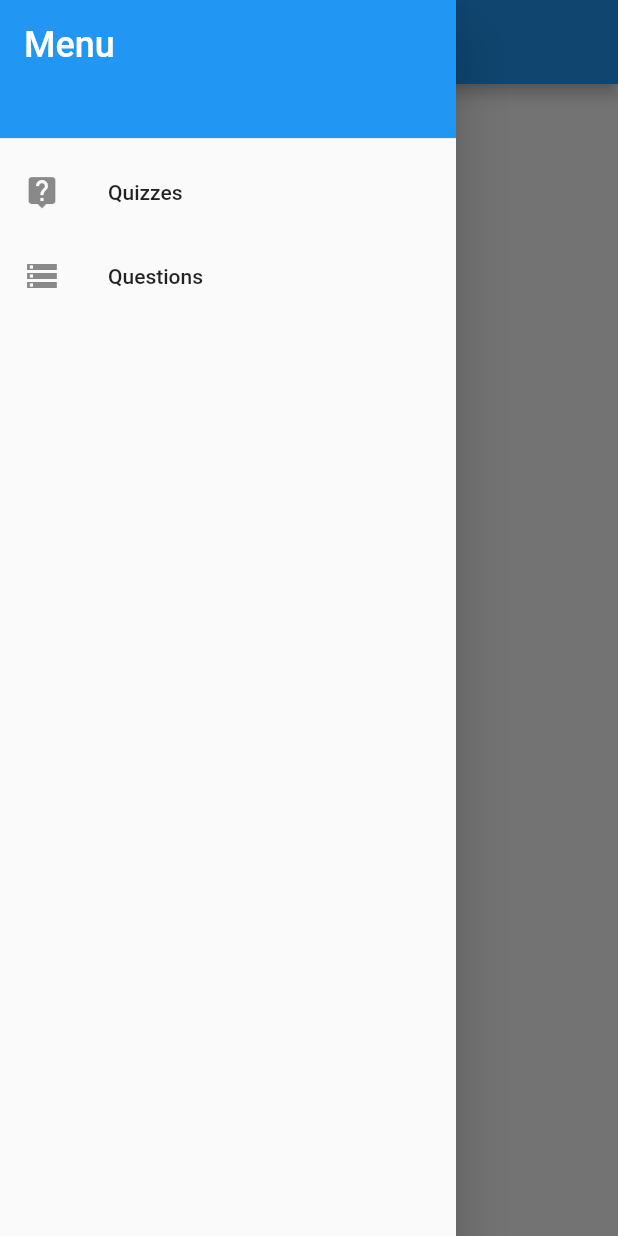
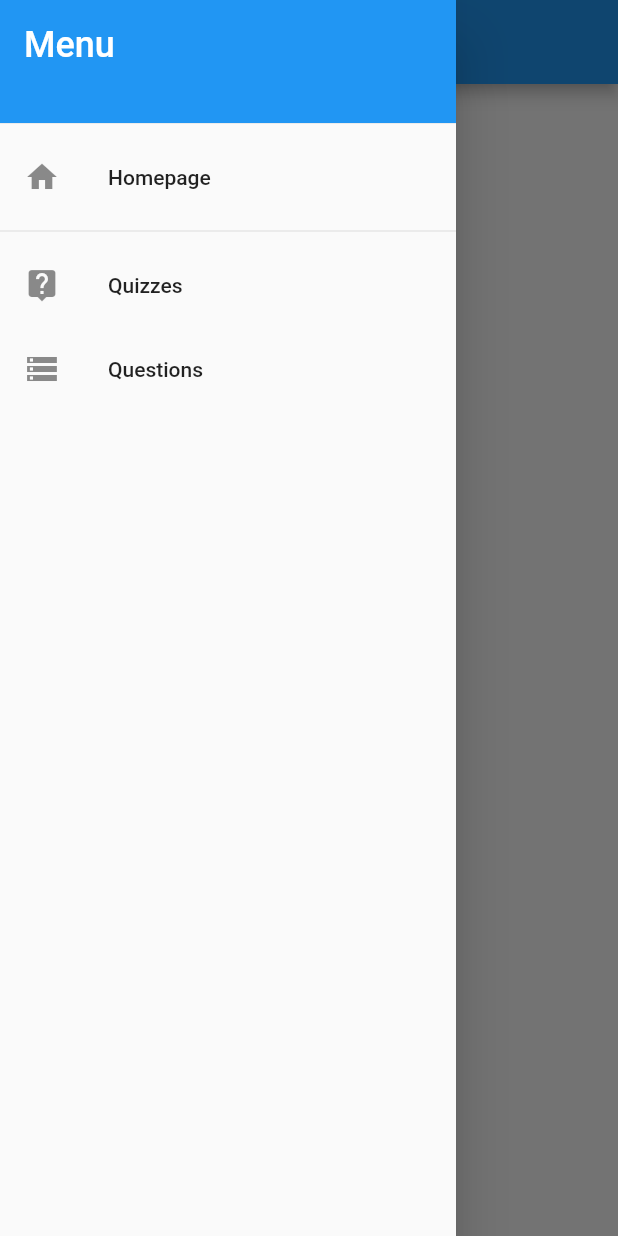
Before and after one commit to FerMod/flutter_quiz_app, a Flutter app: the screen it shows after launch, with the side drawer open, on a phone screen of 412 x 824 dp. Run offline on Flutter 3.47's test engine with Material 2 defaults, Android fonts, the phone set to English and light mode, and no system bars; our stand-ins replace sqflite; accounts and stored records are empty.

Commit message:
Add homepage to drawer

```diff
--- a/lib/menu/drawer_menu.dart
+++ b/lib/menu/drawer_menu.dart
@@ -1,4 +1,5 @@
 import 'package:flutter/material.dart';
+import 'package:flutter_quiz_app/screens/home_page.dart';
 
 import '../app_localizations.dart';
 import '../screens/quiz_list.dart';
@@ -13,7 +14,7 @@ class DrawerMenu extends StatelessWidget {
         padding: EdgeInsets.zero,
         children: <Widget>[
           Container(
-            height: 100,
+            height: 90,
             padding: EdgeInsets.zero,
             margin: EdgeInsets.zero,
             child: DrawerHeader(
@@ -29,6 +30,16 @@ class DrawerMenu extends StatelessWidget {
               ),
             ),
           ),
+          ListTile(
+            leading: Icon(Icons.home),
+            title: Text(localizations.homepage),
+            onTap: () {
+              Navigator.of(context).pushReplacement(
+                MaterialPageRoute(builder: (context) => HomePage()),
+              );
+            },
+          ),
+          Divider(),
           ListTile(
             leading: Icon(Icons.live_help),
             title: Text(localizations.quizzes),
```
